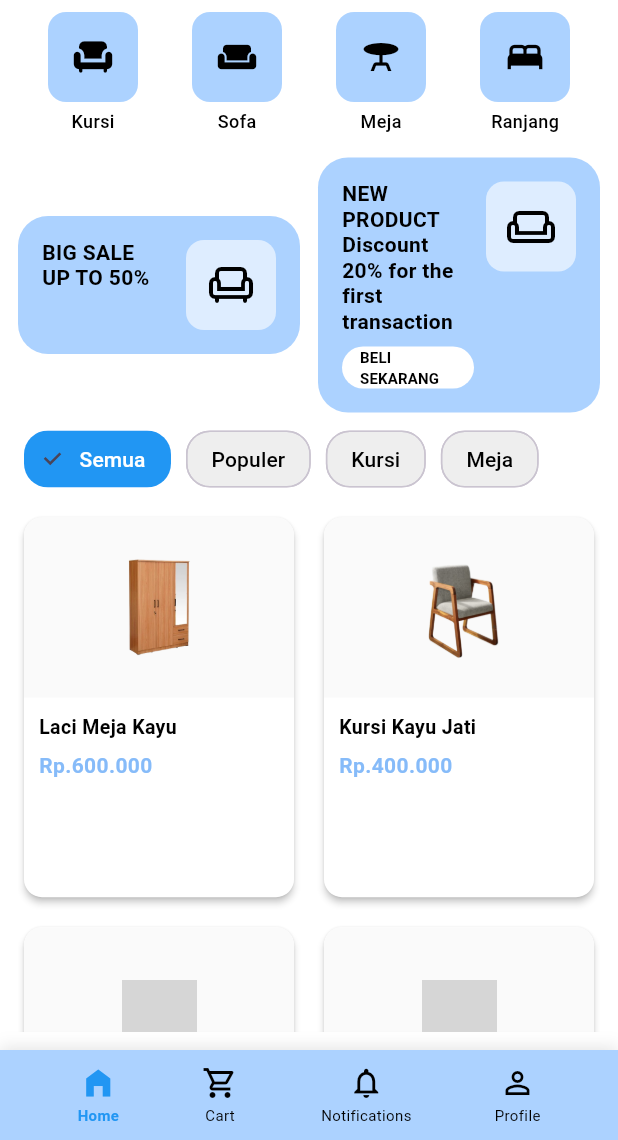
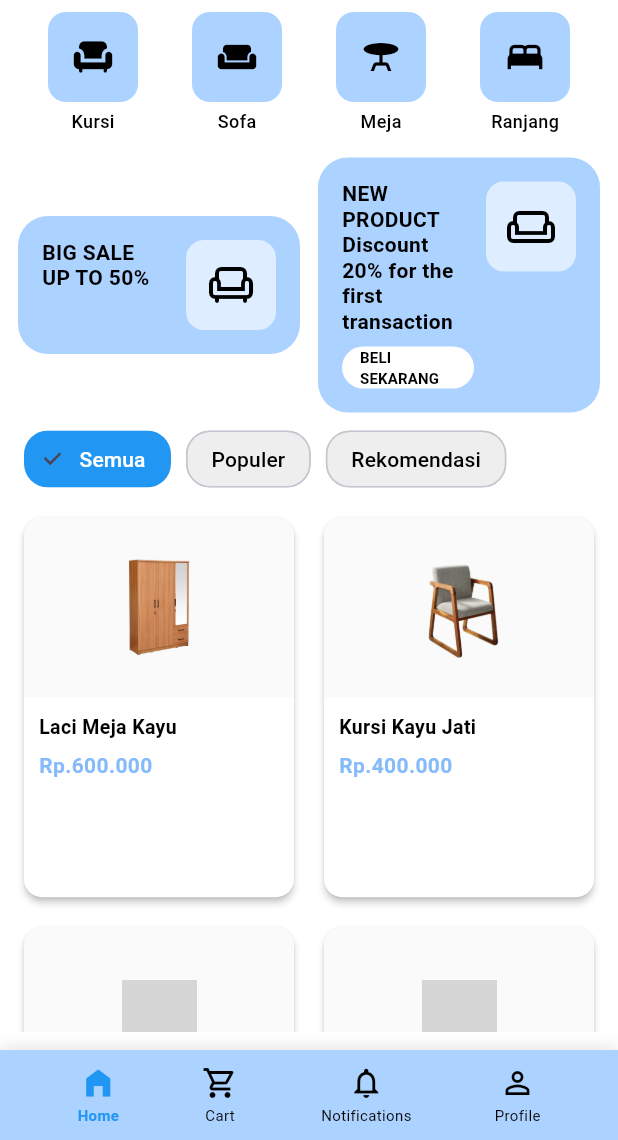
Before and after one commit to fahmihasanasagaf/TUBES_PPB, a Flutter app: the HomePage screen opened by its route, on a phone screen of 412 x 824 dp, the part 96-1236 px from its top. Run offline on Flutter 3.47's test engine with Material 3 defaults, Android fonts, the light colour scheme and no system bars; Roboto replaces fonts that are missing (Poppins); grey boxes are pictures that could not be loaded.

Commit message:
Menambahkan TUGAS PPB

```diff
--- a/amitrafurniture/lib/screens/home_page.dart
+++ b/amitrafurniture/lib/screens/home_page.dart
@@ -22,7 +22,7 @@ class HomePage extends StatefulWidget {
 
 class _HomePageState extends State<HomePage> {
   int _selectedCategoryIndex = 0;
-  final List<String> categories = ['Semua', 'Populer', 'Kursi', 'Meja'];
+  final List<String> categories = ['Semua', 'Populer', 'Rekomendasi'];
 
   final List<Map<String, dynamic>> categoryItems = [
     {'icon': Icons.chair, 'name': 'Kursi'},
@@ -34,11 +34,28 @@ class _HomePageState extends State<HomePage> {
   // Add bottom navigation index
   int _currentBottomNavIndex = 0;
 
+  // Method to filter products based on selected category
+  List<Product> _getFilteredProducts() {
+    final List<Product> allProducts = ProductData.getAllProducts();
+
+    switch (_selectedCategoryIndex) {
+      case 0: // Semua
+        return allProducts;
+      case 1: // Populer
+        // Filter produk populer (contoh: produk dengan harga tertentu atau Anda bisa menambah field isPopular di Product model)
+        return allProducts.where((product) =>
+          product.name.contains('Kursi') || product.name.contains('Meja')
+        ).toList();
+      case 2: // Rekomendasi
+        // Filter produk rekomendasi (contoh: produk terbaru atau dengan rating tinggi)
+        return allProducts.take(4).toList(); // Ambil 4 produk pertama sebagai rekomendasi
+      default:
+        return allProducts;
+    }
+  }
+
   @override
   Widget build(BuildContext context) {
-    // Get products from ProductData
-    final List<Product> products = ProductData.getAllProducts();
-
     return Scaffold(
       backgroundColor: Colors.white,
       body: SafeArea(
@@ -57,7 +74,7 @@ class _HomePageState extends State<HomePage> {
             _buildCategoryFilter(),
 
             // Product grid
-            Expanded(child: _buildProductsGrid(products)),
+            Expanded(child: _buildProductsGrid()),
           ],
         ),
       ),
@@ -292,7 +309,28 @@ class _HomePageState extends State<HomePage> {
     );
   }
 
-  Widget _buildProductsGrid(List<Product> products) {
+  Widget _buildProductsGrid() {
+    final filteredProducts = _getFilteredProducts();
+
+    if (filteredProducts.isEmpty) {
+      return Center(
+        child: Column(
+          mainAxisAlignment: MainAxisAlignment.center,
+          children: [
+            Icon(Icons.inventory_2_outlined, size: 64, color: Colors.grey[400]),
+            const SizedBox(height: 16),
+            Text(
+              'Tidak ada produk dalam kategori ini',
+              style: TextStyle(
+                fontSize: 16,
+                color: Colors.grey[600],
+              ),
+            ),
+          ],
+        ),
+      );
+    }
+
     return Padding(
       padding: const EdgeInsets.symmetric(horizontal: 12, vertical: 12),
       child: GridView.builder(
@@ -302,9 +340,9 @@ class _HomePageState extends State<HomePage> {
           mainAxisSpacing: 12,
           childAspectRatio: 0.72,
         ),
-        itemCount: products.length,
+        itemCount: filteredProducts.length,
         itemBuilder: (context, index) {
-          return _buildProductCard(products[index]);
+          return _buildProductCard(filteredProducts[index]);
         },
       ),
     );
@@ -442,7 +480,7 @@ class _HomePageState extends State<HomePage> {
             // Cart navigation
             Navigator.pushNamed(context, '/cart');
           } else if (index == 3) {
-            // Notifications navigation - TAMBAHKAN INI
+            // Notifications navigation
             Navigator.push(
               context,
               MaterialPageRoute(
--- a/amitrafurniture/pubspec.yaml
+++ b/amitrafurniture/pubspec.yaml
@@ -29,3 +29,9 @@ flutter:
     - assets/images/laci meja.jpg
     - assets/images/kursigoyang.jpeg
     - assets/images/kursisantai.jpeg
+    - assets/images/produk1.jpg
+    - assets/images/produk2.jpg
+    - assets/images/produk3.jpg
+    - assets/images/produk4.jpg
+    - assets/images/produk5.jpg
+    - assets/images/produk6.jpg
```
Also changed, not shown: amitrafurniture/lib/screens/beli_lagi_page.dart (added, +92 -0 lines), amitrafurniture/lib/screens/favorit_saya_page.dart (added, +88 -0 lines), amitrafurniture/lib/screens/profile_page.dart (+37 -15 lines), amitrafurniture/assets/images/produk1.jpg (added), amitrafurniture/assets/images/produk2.jpg (added), amitrafurniture/assets/images/produk3.jpg (added), amitrafurniture/assets/images/produk4.jpg (added), amitrafurniture/assets/images/produk5.jpg (added), amitrafurniture/assets/images/produk6.jpg (added).
